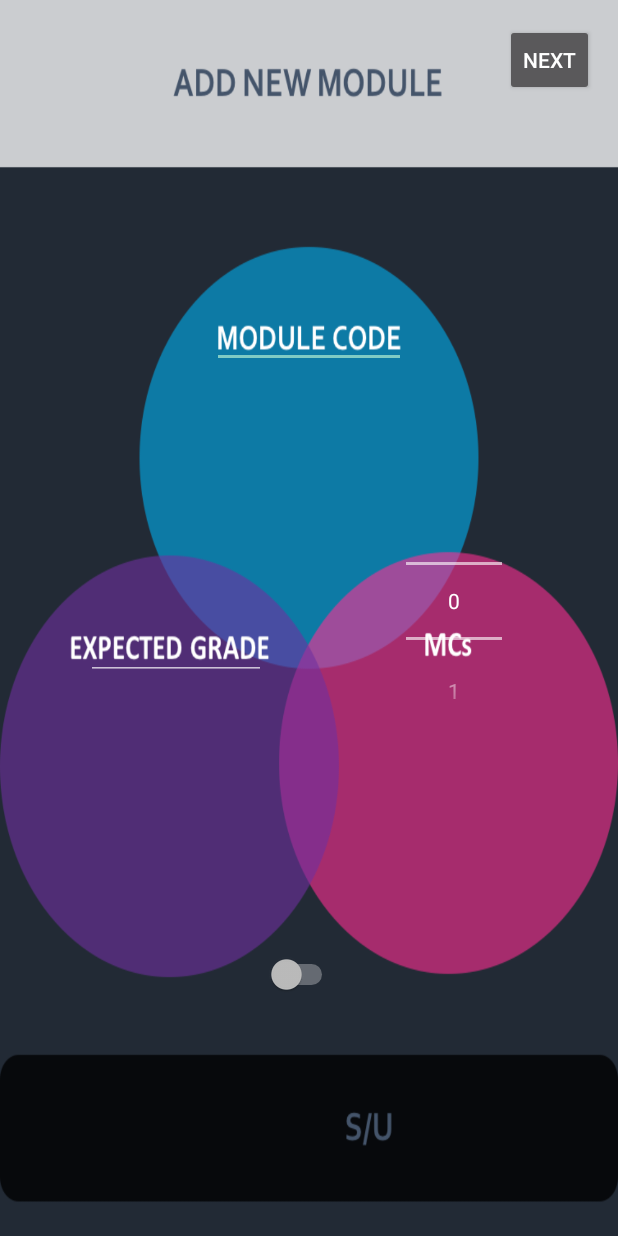
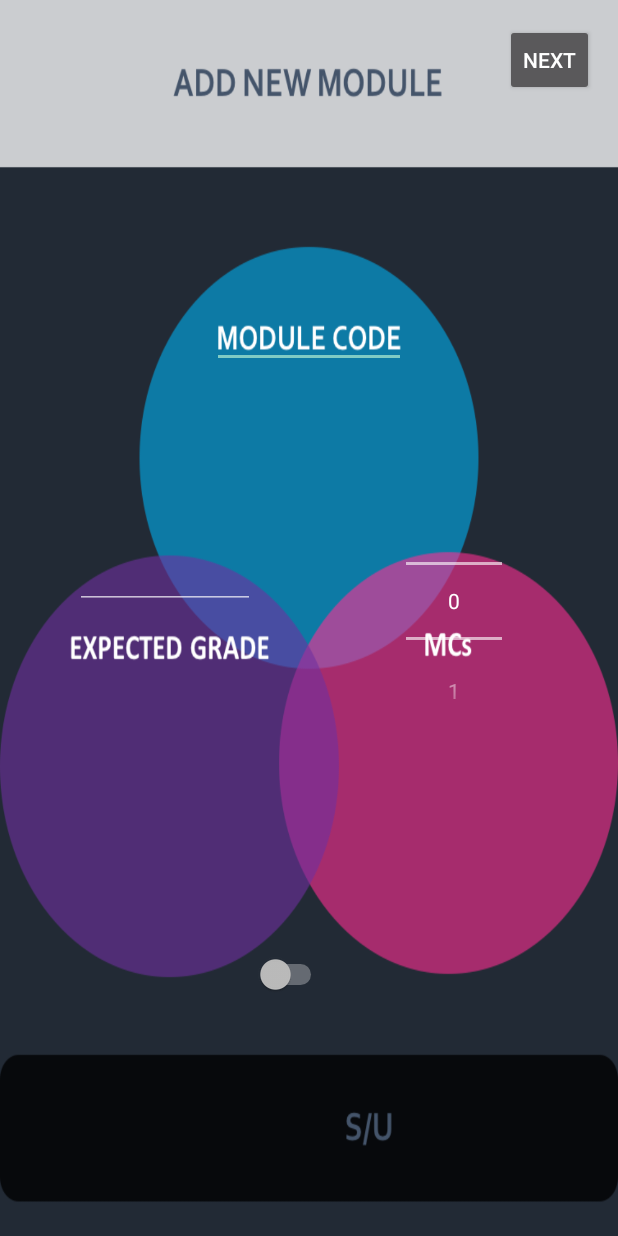
Before and after one commit to selinawj/CAPCULATOR, an Android app: the ScenarioInfo screen opened directly, with no data from a screen before it, on a phone screen of 412 x 824 dp. Run offline under Robolectric (Android 15) with nearby library versions, the light colour scheme and no system bars.

Commit message:
adjusted textview line in scenarioinfo page

```diff
--- a/app/src/main/res/layout/activity_scenario_info.xml
+++ b/app/src/main/res/layout/activity_scenario_info.xml
@@ -24,12 +24,12 @@
         android:layout_height="wrap_content"
         android:id="@+id/editText"
         android:hint="                        "
-        android:layout_marginLeft="41dp"
-        android:layout_marginStart="41dp"
-        android:layout_alignBottom="@+id/etMCs"
+        android:layout_marginLeft="34dp"
+        android:layout_marginStart="34dp"
+        android:layout_marginTop="50dp"
+        android:layout_alignTop="@+id/etMCs"
         android:layout_alignParentLeft="true"
-        android:layout_alignParentStart="true"
-        android:layout_marginBottom="37dp" />
+        android:layout_alignParentStart="true" />
 
     <NumberPicker
         android:layout_width="wrap_content"
```
